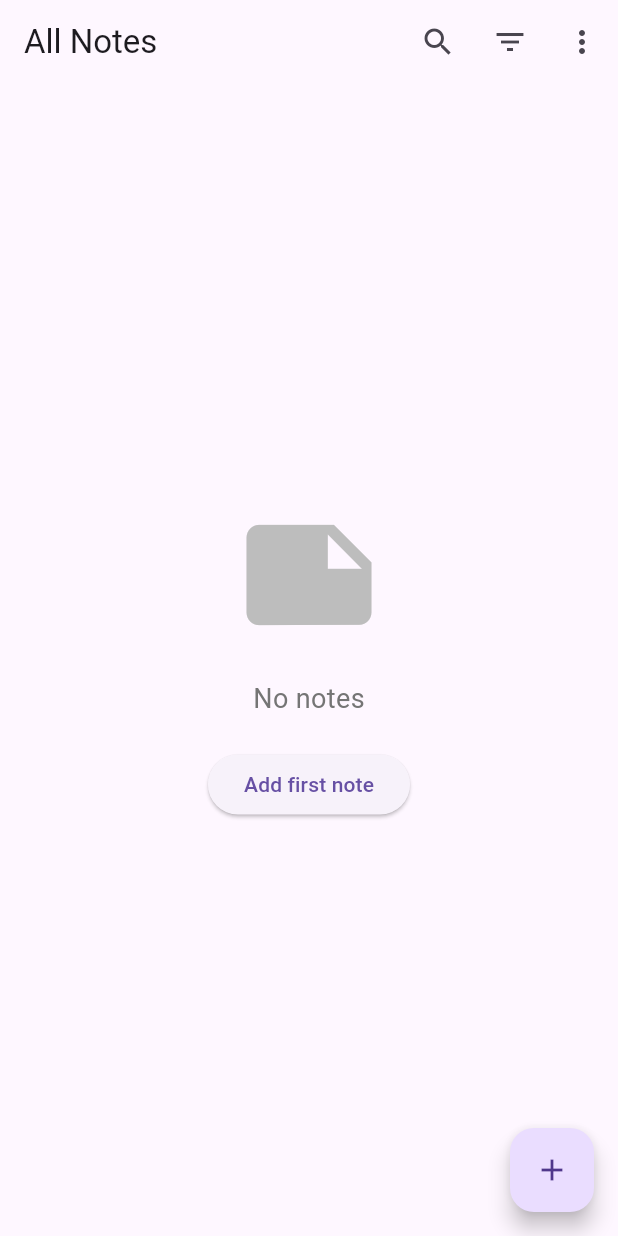
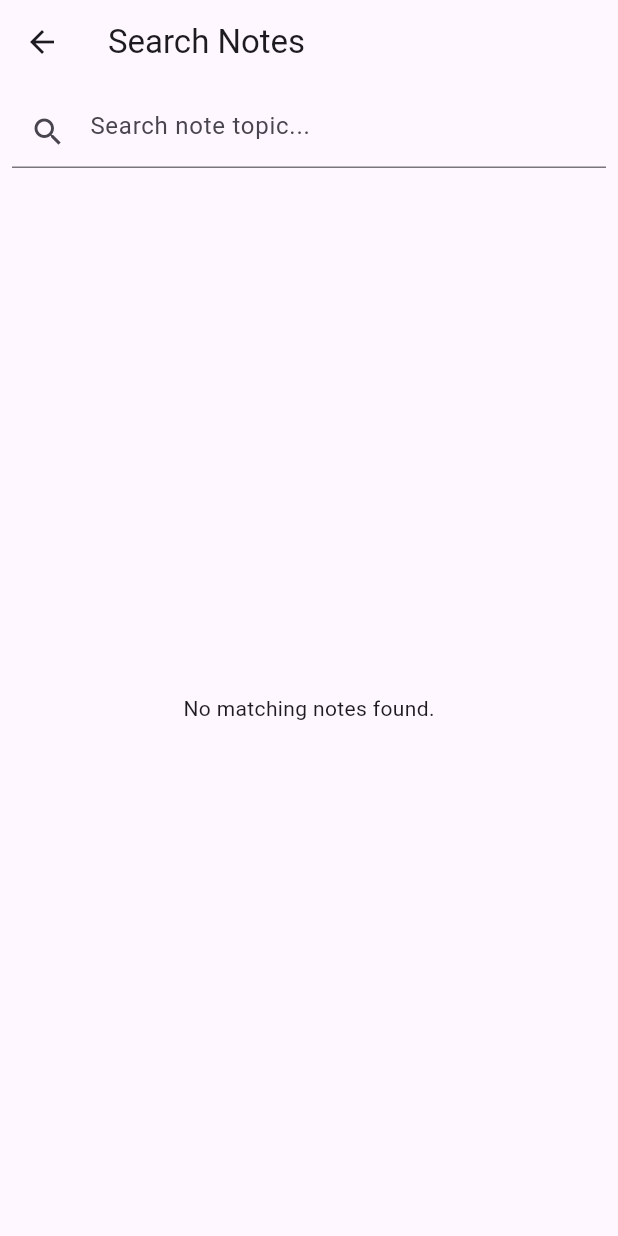
Before and after one commit to GayangaBandara/Advanced_Notepad, a Flutter app: the screen it shows after launch, after a tap on the "search" icon, on a phone screen of 412 x 824 dp. Run offline on Flutter 3.47's test engine with Material 3 defaults, Android fonts, the phone set to English and light mode, and no system bars.

Commit message:
Search option compleat

```diff
--- /dev/null
+++ b/lib/Views/search_notes.dart
@@ -0,0 +1,67 @@
+import 'package:flutter/material.dart';
+
+class SearchNotesPage extends StatefulWidget {
+  final List<String> notes;
+
+  SearchNotesPage({required this.notes});
+
+  @override
+  _SearchNotesPageState createState() => _SearchNotesPageState();
+}
+
+class _SearchNotesPageState extends State<SearchNotesPage> {
+  List<String> filteredNotes = [];
+  TextEditingController searchController = TextEditingController();
+
+  @override
+  void initState() {
+    super.initState();
+    filteredNotes = widget.notes; // Initialize with all notes
+  }
+
+  void _filterNotes(String query) {
+    setState(() {
+      filteredNotes = widget.notes
+          .where((note) => note.toLowerCase().contains(query.toLowerCase()))
+          .toList();
+    });
+  }
+
+  @override
+  Widget build(BuildContext context) {
+    return Scaffold(
+      appBar: AppBar(
+        title: Text('Search Notes'),
+      ),
+      body: Column(
+        children: [
+          Padding(
+            padding: const EdgeInsets.all(8.0),
+            child: TextField(
+              controller: searchController,
+              onChanged: _filterNotes,
+              decoration: InputDecoration(
+                hintText: 'Search note topic...',
+                prefixIcon: Icon(Icons.search),
+              ),
+            ),
+          ),
+          Expanded(
+            child: filteredNotes.isEmpty
+                ? Center(
+                    child: Text('No matching notes found.'),
+                  )
+                : ListView.builder(
+                    itemCount: filteredNotes.length,
+                    itemBuilder: (context, index) {
+                      return ListTile(
+                        title: Text(filteredNotes[index]),
+                      );
+                    },
+                  ),
+          ),
+        ],
+      ),
+    );
+  }
+}
--- a/lib/main.dart
+++ b/lib/main.dart
@@ -1,4 +1,5 @@
 import 'package:flutter/material.dart';
+import 'Views/search_notes.dart'; // Import the search_notes.dart file
 
 void main() {
   runApp(MyApp());
@@ -25,7 +26,6 @@ class NotesPage extends StatefulWidget {
 
 class _NotesPageState extends State<NotesPage> {
   List<String> notes = [];
-  bool isDarkMode = false;
 
   void _addNote() {
     showDialog(
@@ -62,16 +62,10 @@ class _NotesPageState extends State<NotesPage> {
     );
   }
 
-  void _toggleTheme(bool isDark) {
-    setState(() {
-      isDarkMode = isDark;
-    });
-    runApp(
-      MaterialApp(
-        debugShowCheckedModeBanner: false,
-        title: 'Notes App',
-        theme: isDarkMode ? ThemeData.dark() : ThemeData.light(),
-        home: NotesPage(),
+  void _navigateToSearch() {
+    Navigator.of(context).push(
+      MaterialPageRoute(
+        builder: (context) => SearchNotesPage(notes: notes),
       ),
     );
   }
@@ -84,32 +78,11 @@ class _NotesPageState extends State<NotesPage> {
         actions: [
           IconButton(
             icon: Icon(Icons.search),
-            onPressed: () {},
+            onPressed: _navigateToSearch,
           ),
           IconButton(
             icon: Icon(Icons.filter_list),
             onPressed: () {},
-          ),
-          PopupMenuButton(
-            itemBuilder: (context) => [
-              PopupMenuItem(
-                child: Row(
-                  children: [
-                    Switch(
-                      value: isDarkMode,
-                      onChanged: (value) {
-                        _toggleTheme(value);
-                      },
-                    ),
-                    SizedBox(width: 8),
-                    Text(isDarkMode ? "Dark Mode" : "Light Mode"),
-                  ],
-                ),
-              ),
-              PopupMenuItem(
-                child: Text("Settings"),
-              ),
-            ],
           ),
         ],
       ),
@@ -119,7 +92,7 @@ class _NotesPageState extends State<NotesPage> {
                 mainAxisAlignment: MainAxisAlignment.center,
                 children: [
                   Icon(
-                    Icons.note, // Replace with your preferred icon
+                    Icons.note,
                     size: 100,
                     color: Colors.grey[400],
                   ),
```
